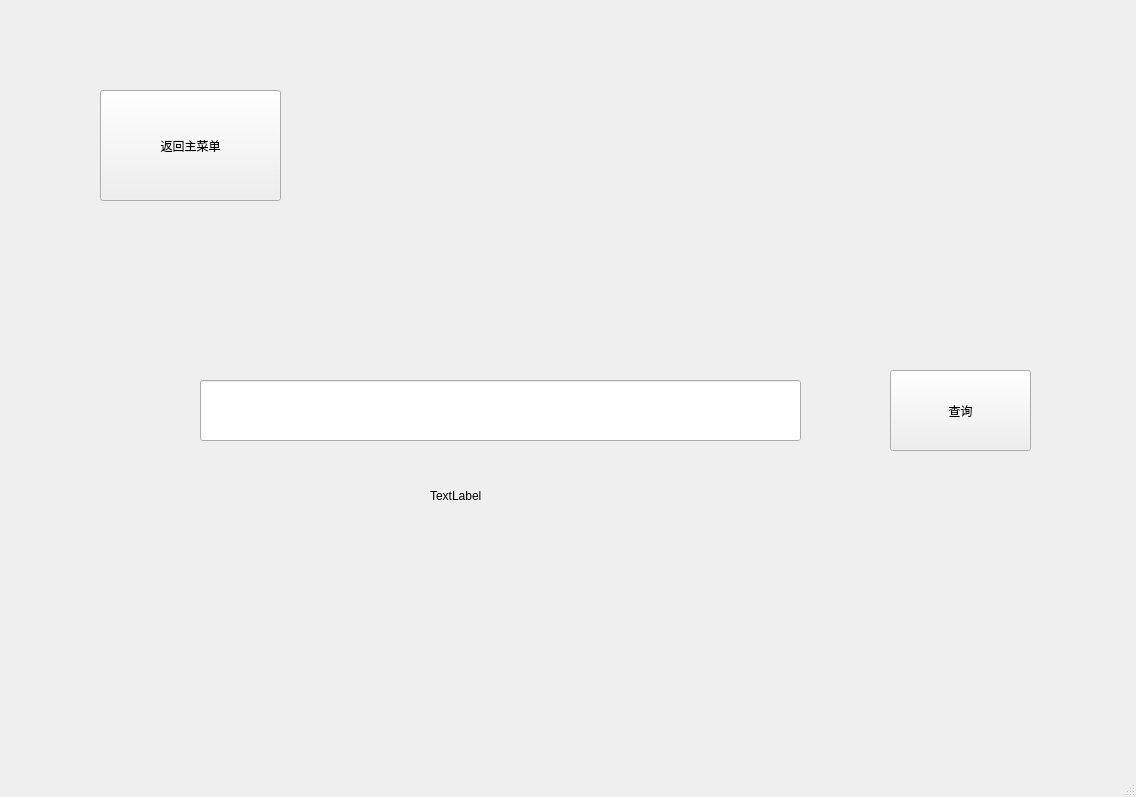
First picture: the form in project_1/search_station.ui, repository cxfann/DL_HW1, before the edit.
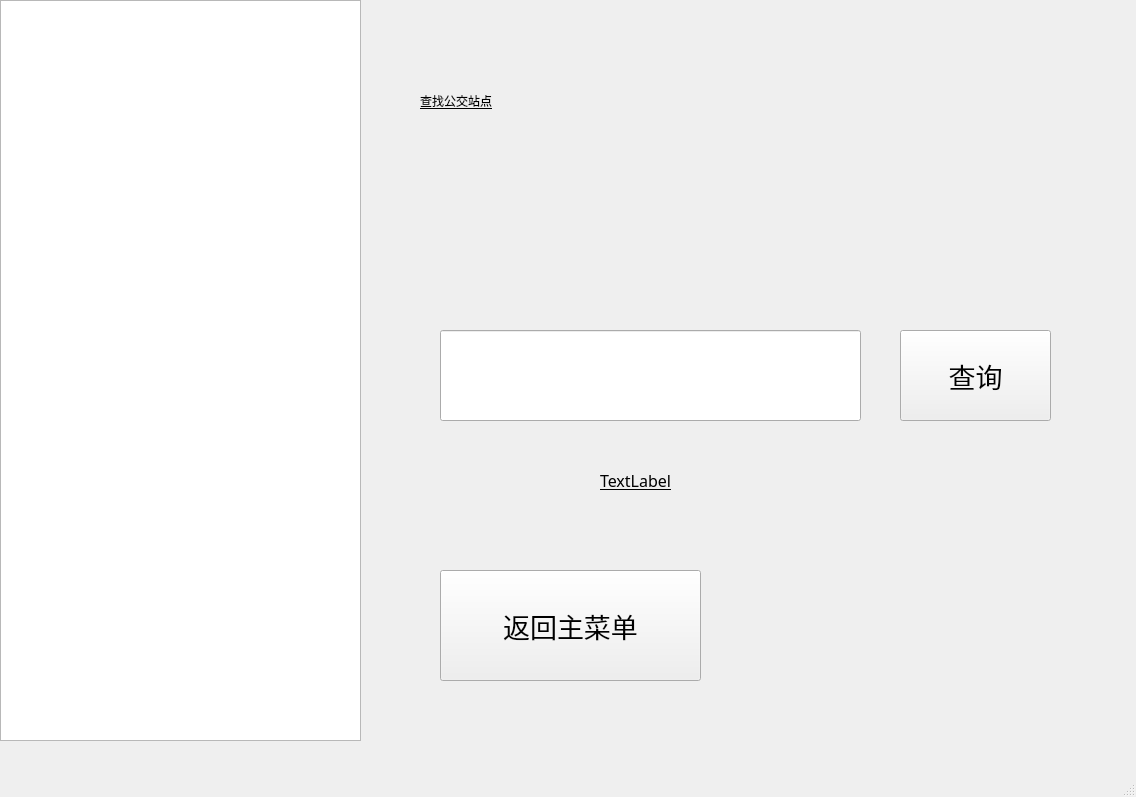
Second picture: the form after the edit. Icons and pictures are not drawn.

```diff
--- a/project_1/search_station.ui
+++ b/project_1/search_station.ui
@@ -17,12 +17,18 @@
    <widget class="QPushButton" name="station2main">
     <property name="geometry">
      <rect>
-      <x>100</x>
-      <y>90</y>
-      <width>181</width>
+      <x>440</x>
+      <y>570</y>
+      <width>261</width>
       <height>111</height>
      </rect>
     </property>
+    <property name="font">
+     <font>
+      <family>霞鹜文楷</family>
+      <pointsize>20</pointsize>
+     </font>
+    </property>
     <property name="text">
      <string>返回主菜单</string>
     </property>
@@ -30,22 +36,34 @@
    <widget class="QLineEdit" name="line_station">
     <property name="geometry">
      <rect>
-      <x>200</x>
-      <y>380</y>
-      <width>601</width>
-      <height>61</height>
+      <x>440</x>
+      <y>330</y>
+      <width>421</width>
+      <height>91</height>
      </rect>
     </property>
+    <property name="font">
+     <font>
+      <family>Arial</family>
+      <pointsize>26</pointsize>
+     </font>
+    </property>
    </widget>
    <widget class="QPushButton" name="search_station">
     <property name="geometry">
      <rect>
-      <x>890</x>
-      <y>370</y>
-      <width>141</width>
-      <height>81</height>
+      <x>900</x>
+      <y>330</y>
+      <width>151</width>
+      <height>91</height>
      </rect>
     </property>
+    <property name="font">
+     <font>
+      <family>霞鹜文楷</family>
+      <pointsize>20</pointsize>
+     </font>
+    </property>
     <property name="text">
      <string>查询</string>
     </property>
@@ -53,16 +71,59 @@
    <widget class="QLabel" name="empty_warn">
     <property name="geometry">
      <rect>
-      <x>430</x>
-      <y>480</y>
-      <width>441</width>
-      <height>31</height>
+      <x>600</x>
+      <y>440</y>
+      <width>511</width>
+      <height>81</height>
      </rect>
     </property>
+    <property name="font">
+     <font>
+      <family>霞鹜文楷</family>
+      <pointsize>12</pointsize>
+      <underline>true</underline>
+     </font>
+    </property>
     <property name="text">
      <string>TextLabel</string>
     </property>
    </widget>
+   <widget class="QListView" name="listView">
+    <property name="geometry">
+     <rect>
+      <x>0</x>
+      <y>0</y>
+      <width>361</width>
+      <height>741</height>
+     </rect>
+    </property>
+    <property name="styleSheet">
+     <string notr="true">background-image: url(&quot;C:background.jpg&quot;)</string>
+    </property>
+   </widget>
+   <widget class="QLabel" name="label">
+    <property name="geometry">
+     <rect>
+      <x>420</x>
+      <y>60</y>
+      <width>431</width>
+      <height>81</height>
+     </rect>
+    </property>
+    <property name="styleSheet">
+     <string notr="true">font: 28pt &quot;霞鹜文楷&quot;;
+text-decoration: underline;</string>
+    </property>
+    <property name="text">
+     <string>查找公交站点</string>
+    </property>
+   </widget>
+   <zorder>listView</zorder>
+   <zorder>station2main</zorder>
+   <zorder>line_station</zorder>
+   <zorder>search_station</zorder>
+   <zorder>empty_warn</zorder>
+   <zorder>label</zorder>
   </widget>
   <widget class="QMenuBar" name="menubar">
    <property name="geometry">
```
